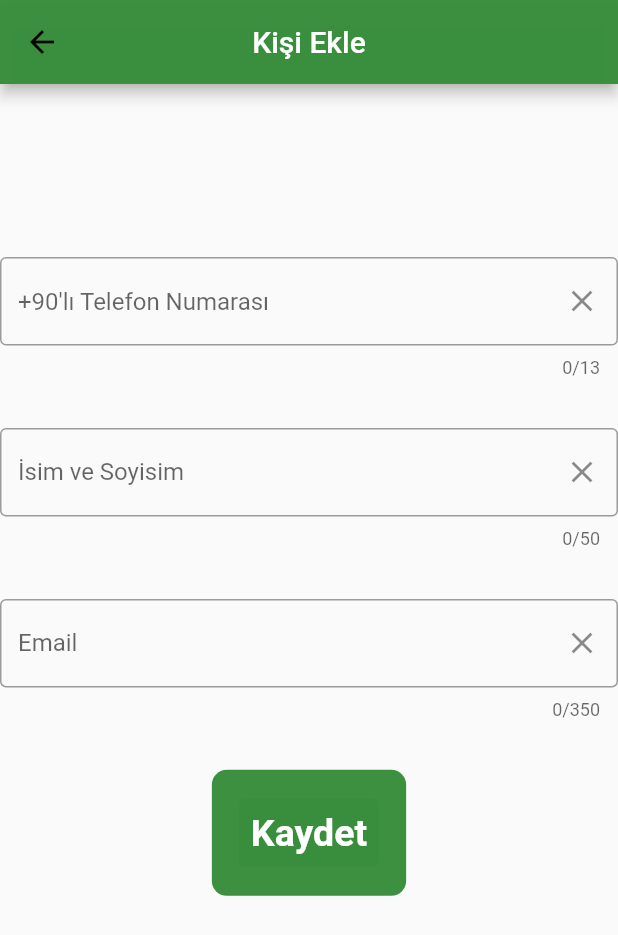
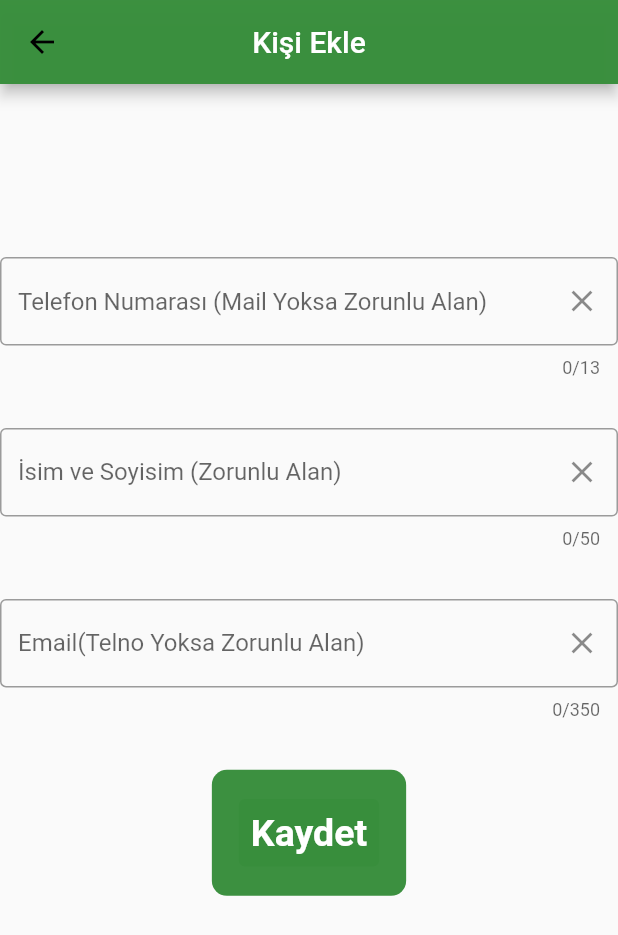
Before and after one commit to esrasubasi/tele_connect, a Flutter app: the PersonApp screen opened directly, on a phone screen of 412 x 824 dp. Shown: the top 935 px of the screen. Run offline on Flutter 3.47's test engine with Material 2 defaults, Android fonts, the phone set to English and light mode, and no system bars; our stand-ins replace cloud_firestore, dio, firebase_core, flutter_slidable, permission_handler; missing offline and left inert: flutter_sms, readsms, sms_receiver; accounts and stored records are empty.

Commit message:
hata mesajları

```diff
--- a/lib/core/constant/app_constant.dart
+++ b/lib/core/constant/app_constant.dart
@@ -1,15 +1,18 @@
 // ignore_for_file: constant_identifier_names
 
 class AppConstant {
-  static const String SEND_SMS_HINT_TEXT = "+90'lı Mesaj Alınacak Numara";
-  static const String HINT_TEXT_NAME = "İsim ve Soyisim";
-  static const String HINT_TEXT_NUMBER = "+90'lı Telefon Numarası";
-  static const String HINT_TEXT_EMAIL = "Email";
+  static const String SEND_SMS_HINT_TEXT = "Mesaj Alınacak Numara (Zorunlu Alan)";
+  static const String HINT_TEXT_NAME = "İsim ve Soyisim (Zorunlu Alan)";
+  static const String HINT_TEXT_NUMBER = "Telefon Numarası (Mail Yoksa Zorunlu Alan)";
+  static const String HINT_TEXT_EMAIL = "Email(Telno Yoksa Zorunlu Alan)";
   static const String ERROR_TEXT = "Hata";
   static const String SAVE_TEXT = "Kaydet";
   static const String PERSON_TEXT = "Kişi Ekle";
   static const String GENERAL_TITLE_TEXT = "Vpn Kodları Atıcı";
-  static const String SEND_SMS_NAME_HINT_TEXT = "Mesaj Alınacak Yerin İsmi";
+  static const String SEND_SMS_NAME_HINT_TEXT = "Mesaj Alınacak Yerin İsmi (Zorunlu Alan)";
   static const String CONTAINER_NAME_SEND = "Mesaj ve Mail Atılacak Kişiler";
   static const String CONTAINER_NAME_SENDER = "Mesaj Alıncaklar";
+  static const String ERROR_CANT_EMPTY_SENDER = "Hata! Zorunlu Alanları Doldurun!";
+  static const String ERROR_CANT_EMPTY_ADD = "Hata! Zorunlu Alanları Doldurun!";
+  static const String ERROR_MAIL = "Hata! Geçerli Bir Mail Girin";
 }
--- a/lib/view/selectSend/select_send_view_model.dart
+++ b/lib/view/selectSend/select_send_view_model.dart
@@ -1,6 +1,8 @@
 // ignore_for_file: non_constant_identifier_names
 
 import 'package:flutter/material.dart';
+import 'package:tele_connect/core/constant/app_constant.dart';
+import 'package:tele_connect/core/helper/feedback_helper.dart';
 import '../../core/helper/route_helper.dart';
 import '../general/general_view.dart';
 import 'package:cloud_firestore/cloud_firestore.dart';
@@ -14,6 +16,9 @@ class AddSenderViewModel extends ChangeNotifier {
   final TextEditingController SenderPhone = TextEditingController();
 
   void addnew(BuildContext con) async {
+    if (SenderName.text == "" || SenderPhone.text == "") {
+      errorMessage(con, AppConstant.ERROR_CANT_EMPTY_SENDER);
+    } else {
       String addSenderName = SenderName.text;
       String addSenderNumber = SenderPhone.text;
 
@@ -26,6 +31,7 @@ class AddSenderViewModel extends ChangeNotifier {
 
       RouteHelper.push(con, SmsReadView());
     }
+  }
 
   final FirebaseFirestore _firestor = FirebaseFirestore.instance;
 
```
Also changed, not shown: lib/view/add_person/add_person_view_model.dart (+23 -0 lines). Lines whose indentation alone changed are shown as unchanged.
